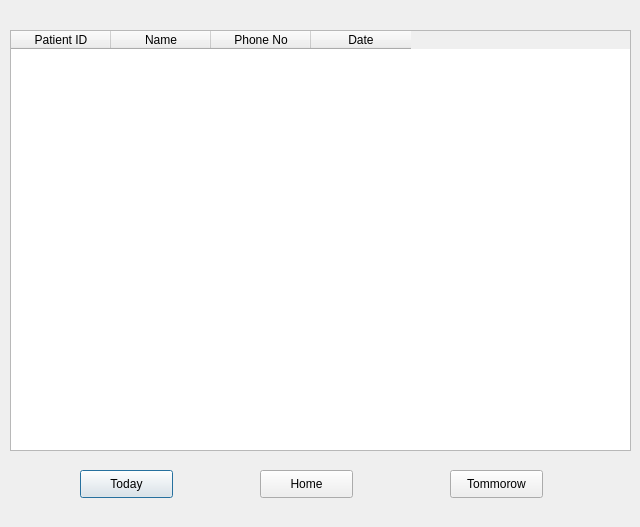
Before: the Qt Designer form showAppointments.ui in iMPERIAL18/sanidhya_dental_care, drawn with Qt 5.
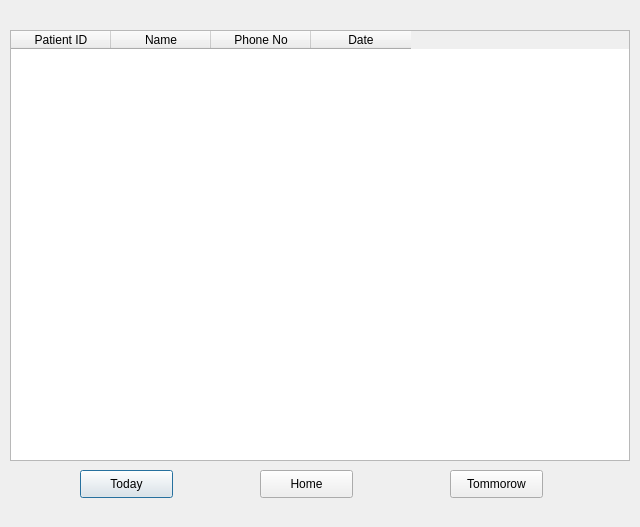
After: the same form once the commit is applied.

Commit message: added xray field in invoice.ui created report.ui

The edit to the form file:
```diff
--- a/showAppointments.ui
+++ b/showAppointments.ui
@@ -18,8 +18,8 @@
     <rect>
      <x>10</x>
      <y>30</y>
-     <width>621</width>
-     <height>421</height>
+     <width>620</width>
+     <height>431</height>
     </rect>
    </property>
    <column>
```
The commit also changes 2 other files.
